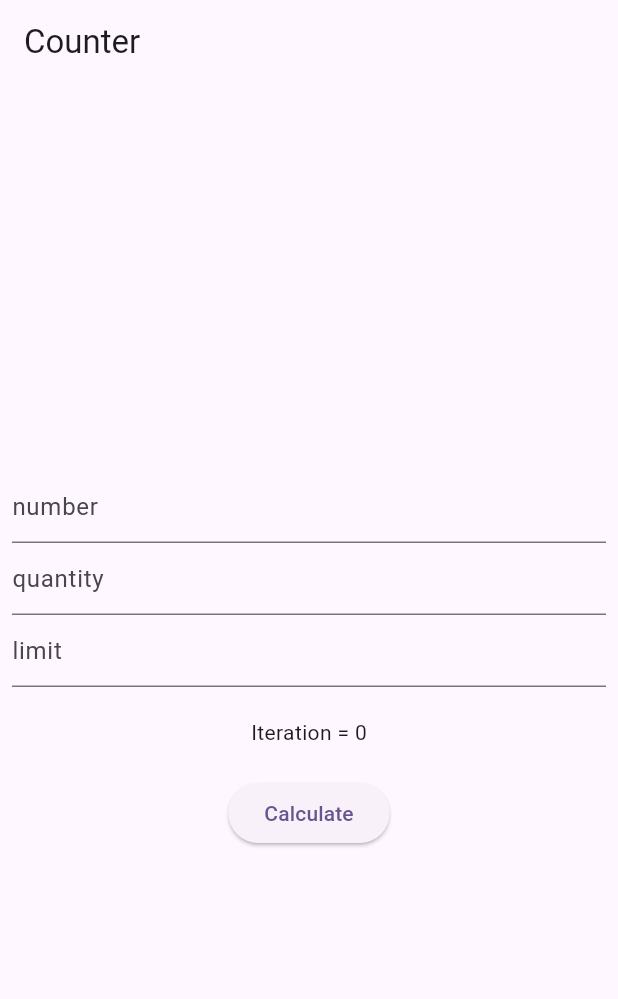
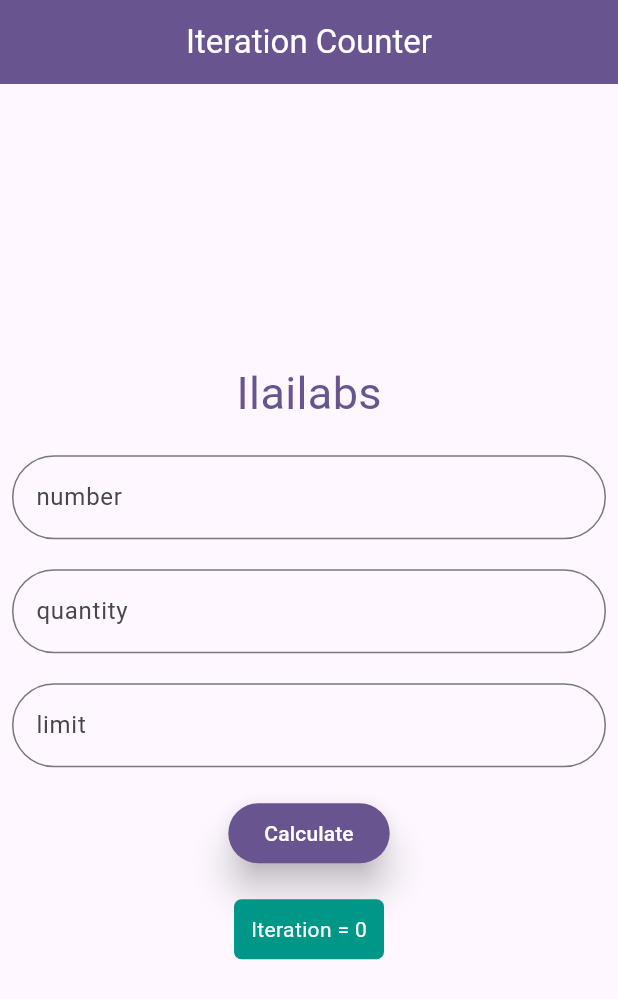
Before and after one commit to AbdulTR008/counter, a Flutter app: the screen it shows after launch, on a phone screen of 412 x 824 dp. Shown: the top 999 px of the screen. Run offline on Flutter 3.47's test engine with Material 3 defaults, Android fonts, the phone set to English and light mode, and no system bars; drawn by our look-alikes of animated_text_kit.

Commit message:
2nd commit

```diff
--- a/lib/main.dart
+++ b/lib/main.dart
@@ -1,4 +1,5 @@
 import 'package:flutter/material.dart';
+import 'package:animated_text_kit/animated_text_kit.dart';
 
 void main() {
   runApp(const MyApp());
@@ -7,7 +8,6 @@ void main() {
 class MyApp extends StatelessWidget {
   const MyApp({super.key});
 
-  // This widget is the root of your application.
   @override
   Widget build(BuildContext context) {
     return MaterialApp(
@@ -17,7 +17,7 @@ class MyApp extends StatelessWidget {
         colorScheme: ColorScheme.fromSeed(seedColor: Colors.deepPurple),
         useMaterial3: true,
       ),
-      home: const MyHomePage(title: 'Counter'),
+      home: const MyHomePage(title: 'Iteration Counter'),
     );
   }
 }
@@ -56,7 +56,6 @@ class _MyHomePageState extends State<MyHomePage> {
 
   @override
   void dispose() {
-    // TODO: implement dispose
     super.dispose();
     number.clear();
     quantity.clear();
@@ -67,34 +66,55 @@ class _MyHomePageState extends State<MyHomePage> {
   Widget build(BuildContext context) {
     return Scaffold(
       appBar: AppBar(
-        title: Text(widget.title),
+        centerTitle: true,
+        backgroundColor: Theme.of(context).primaryColor,
+        title: Text(
+          widget.title,
+          style: TextStyle(color: Colors.white),
         ),
-      body: Center(
-        child: Padding(
+      ),
+      body: Padding(
         padding: const EdgeInsets.all(8.0),
         child: Column(
           mainAxisAlignment: MainAxisAlignment.center,
           children: <Widget>[
+            AnimatedTextKit(isRepeatingAnimation: true, animatedTexts: [
+              WavyAnimatedText('Ilailabs',
+                  textStyle: TextStyle(
+                      fontSize: 30, color: Theme.of(context).primaryColor))
+            ]),
+            const SizedBox(
+              height: 20,
+            ),
             TextField(
-                decoration: InputDecoration(hintText: "number"),
+              decoration: InputDecoration(
+                  hintText: "number",
+                  border: OutlineInputBorder(
+                      borderRadius: BorderRadius.circular(30))),
               keyboardType: TextInputType.number,
               controller: number,
-              ),
-              TextField(
-                decoration: InputDecoration(hintText: "quantity"),
-                keyboardType: TextInputType.number,
-                controller: quantity,
-              ),
-              TextField(
-                decoration: InputDecoration(hintText: "limit"),
-                keyboardType: TextInputType.number,
-                controller: limit,
             ),
             const SizedBox(
               height: 20,
             ),
-              Text(
-                'Iteration = ${result ?? 0}',
+            TextField(
+              decoration: InputDecoration(
+                  hintText: "quantity",
+                  border: OutlineInputBorder(
+                      borderRadius: BorderRadius.circular(30))),
+              keyboardType: TextInputType.number,
+              controller: quantity,
+            ),
+            const SizedBox(
+              height: 20,
+            ),
+            TextField(
+              decoration: InputDecoration(
+                  hintText: "limit",
+                  border: OutlineInputBorder(
+                      borderRadius: BorderRadius.circular(30))),
+              keyboardType: TextInputType.number,
+              controller: limit,
             ),
             const SizedBox(
               height: 20,
@@ -104,9 +124,31 @@ class _MyHomePageState extends State<MyHomePage> {
                   iteration(double.parse(number.text),
                       double.parse(quantity.text), double.parse(limit.text));
                 },
+                style: ElevatedButton.styleFrom(
+                  elevation: 10,
+                  foregroundColor: Colors.white,
+                  backgroundColor: Theme.of(context).primaryColor,
+                ),
                 child: Text('Calculate')),
+            const SizedBox(
+              height: 20,
+            ),
+            Container(
+              decoration: BoxDecoration(
+                  color: Colors.teal, borderRadius: BorderRadius.circular(5)),
+              height: 40,
+              width: 100,
+              child: Padding(
+                padding: const EdgeInsets.all(10.0),
+                child: Center(
+                  child: Text(
+                    'Iteration = ${result ?? 0}',
+                    style: TextStyle(color: Colors.white),
+                  ),
+                ),
+              ),
+            ),
           ],
-          ),
         ),
       ),
     );
--- a/pubspec.yaml
+++ b/pubspec.yaml
@@ -35,6 +35,7 @@ dependencies:
   # The following adds the Cupertino Icons font to your application.
   # Use with the CupertinoIcons class for iOS style icons.
   cupertino_icons: ^1.0.2
+  animated_text_kit: ^4.2.2
 
 dev_dependencies:
   flutter_test:
```
Also changed, not shown: pubspec.lock. Lines whose indentation alone changed are shown as unchanged.
